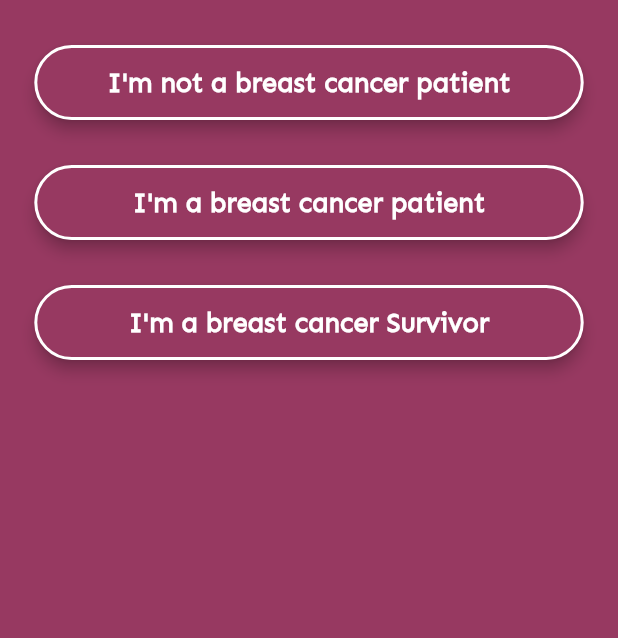
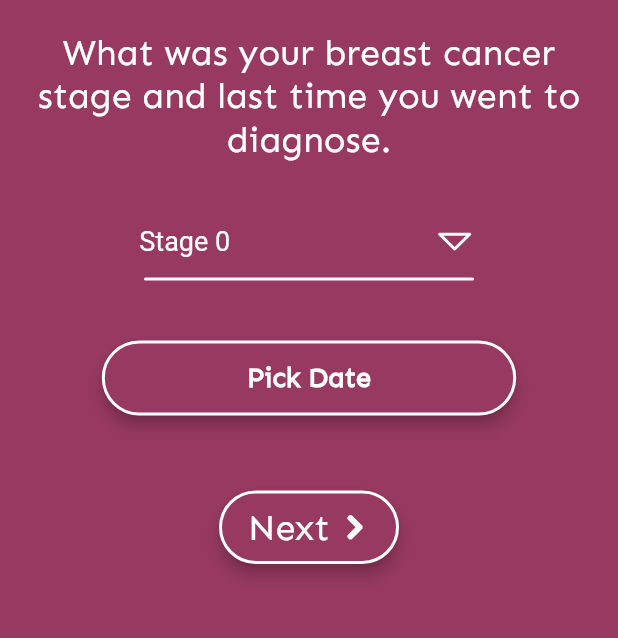
Before and after one commit to Vaibhav1197/YODHA-fighting_breast_cancer, a Flutter app: the CategoryScreen screen opened directly, after a tap on an icon or button, on a phone screen of 412 x 824 dp, the part 360-998 px from its top. Run offline on Flutter 3.47's test engine with Material 2 defaults, Android fonts, the phone set to English and light mode, and no system bars; our stand-ins replace flutter_svg.

Commit message:
survivor stage selection ui complete

```diff
--- a/Yodha/Flutter/lib/screens/cancer_patient_screens/cancer_patient_dashboard.dart
+++ b/Yodha/Flutter/lib/screens/cancer_patient_screens/cancer_patient_dashboard.dart
@@ -1,10 +1,10 @@
 import 'package:flutter/material.dart';
 import 'package:ne_proj/const.dart';
-import 'package:ne_proj/screens/cancer_patient_screens/events_screen.dart';
 import 'package:ne_proj/screens/cancer_patient_screens/stories_screen.dart';
 import 'package:ne_proj/widgets/app_bar.dart';
 import 'package:ne_proj/widgets/bottom_nav_bar.dart';
 
+import '../events_screen.dart';
 import 'cancer_patient_home_screen.dart';
 import 'info_screen.dart';
 
--- a/Yodha/Flutter/lib/screens/category_cscreen.dart
+++ b/Yodha/Flutter/lib/screens/category_cscreen.dart
@@ -1,6 +1,7 @@
 import 'package:flutter/material.dart';
 import 'package:ne_proj/screens/cancer_patient_screens/stage_selection_screen.dart';
 import 'package:ne_proj/screens/non_cancer_patient_screens/symptom_ques_screen.dart';
+import 'package:ne_proj/screens/survivor_screens/survivor_stage_selection_screen.dart';
 import 'package:ne_proj/widgets/app_logo.dart';
 import 'package:ne_proj/widgets/base_container.dart';
 import 'package:ne_proj/widgets/spacing.dart';
@@ -56,7 +57,13 @@ class _CategoryScreenState extends State<CategoryScreen> {
               bottom: 30,
             ),
             GestureDetector(
-              onTap: () {},
+              onTap: () {
+                Navigator.push(
+                    context,
+                    MaterialPageRoute(
+                      builder: (context) => SurvivorStageSelectionScreen(),
+                    ));
+              },
               child: BaseContainer(
                 title: 'I\'m a breast cancer Survivor',
               ),
--- a/Yodha/Flutter/lib/screens/cancer_patient_screens/events_screen.dart
+++ b/Yodha/Flutter/lib/screens/events_screen.dart
@@ -3,7 +3,7 @@ import 'package:ne_proj/data.dart';
 import 'package:ne_proj/widgets/base_container.dart';
 import 'package:ne_proj/widgets/spacing.dart';
 
-import '../../const.dart';
+import '../const.dart';
 
 class EventsScreen extends StatefulWidget {
   @override
--- /dev/null
+++ b/Yodha/Flutter/lib/screens/survivor_screens/podcast_screen.dart
@@ -0,0 +1,16 @@
+import 'package:flutter/material.dart';
+import 'package:ne_proj/widgets/app_bar.dart';
+
+class SurvivorDashboard extends StatefulWidget {
+  @override
+  _SurvivorDashboardState createState() => _SurvivorDashboardState();
+}
+
+class _SurvivorDashboardState extends State<SurvivorDashboard> {
+  @override
+  Widget build(BuildContext context) {
+    return Scaffold(
+      appBar: appBar,
+    );
+  }
+}
--- /dev/null
+++ b/Yodha/Flutter/lib/screens/survivor_screens/survivor_stage_selection_screen.dart
@@ -0,0 +1,116 @@
+import 'package:flutter/material.dart';
+import 'package:flutter_svg/svg.dart';
+import 'package:ne_proj/screens/survivor_screens/podcast_screen.dart';
+import 'package:ne_proj/widgets/app_logo.dart';
+import 'package:ne_proj/widgets/base_container.dart';
+import 'package:ne_proj/widgets/next_button.dart';
+import 'package:ne_proj/widgets/spacing.dart';
+
+import '../../const.dart';
+
+class SurvivorStageSelectionScreen extends StatefulWidget {
+  @override
+  _SurvivorStageSelectionScreenState createState() =>
+      _SurvivorStageSelectionScreenState();
+}
+
+class _SurvivorStageSelectionScreenState
+    extends State<SurvivorStageSelectionScreen> {
+  int _value = 0;
+  @override
+  Widget build(BuildContext context) {
+    final size = MediaQuery.of(context).size;
+    return Scaffold(
+      body: Padding(
+        padding: EdgeInsets.fromLTRB(
+            size.width * 0.0555, 40, size.width * 0.0555, 0),
+        child: Column(
+          crossAxisAlignment: CrossAxisAlignment.center,
+          children: [
+            AppLogo(),
+            WidgetSpacing(
+              top: 20,
+            ),
+            Text(
+              'What was your breast cancer stage and last time you went to diagnose.',
+              style: primary,
+              textAlign: TextAlign.center,
+            ),
+            WidgetSpacing(
+              top: 30,
+            ),
+            //drop down to select stage
+            buildSelectStageDropDown(),
+            Container(
+              height: 2,
+              width: 220,
+              decoration: BoxDecoration(
+                  color: Colors.white, borderRadius: BorderRadius.circular(40)),
+            ),
+            WidgetSpacing(
+              top: 40,
+            ),
+            Padding(
+              padding: const EdgeInsets.symmetric(horizontal: 45.0),
+              child: BaseContainer(
+                title: 'Pick Date',
+              ),
+            ),
+            WidgetSpacing(
+              top: 50,
+            ),
+            //next button
+            NextButton(
+              onTap: () {
+                Navigator.push(
+                    context,
+                    MaterialPageRoute(
+                      builder: (context) => SurvivorDashboard(),
+                    ));
+              },
+            ),
+          ],
+        ),
+      ),
+    );
+  }
+
+  Padding buildSelectStageDropDown() {
+    return Padding(
+      padding: EdgeInsets.symmetric(horizontal: 70.0),
+      child: DropdownButton(
+          dropdownColor: Color(0xff973961),
+          style: primary.copyWith(fontSize: 18),
+          underline: Container(),
+          icon: SvgPicture.asset(
+            'icons/drop.svg',
+            height: 32,
+            width: 32,
+          ),
+          iconSize: 32,
+          isExpanded: true,
+          value: _value,
+          items: [
+            DropdownMenuItem(
+              child: Text("Stage 0"),
+              value: 0,
+            ),
+            DropdownMenuItem(
+              child: Text("Stage 1"),
+              value: 1,
+            ),
+            DropdownMenuItem(
+              child: Text("Stage 2"),
+              value: 2,
+            ),
+            DropdownMenuItem(child: Text("Stage 3"), value: 3),
+            DropdownMenuItem(child: Text("Stage 4"), value: 4)
+          ],
+          onChanged: (value) {
+            setState(() {
+              _value = value;
+            });
+          }),
+    );
+  }
+}
--- a/Yodha/Flutter/lib/widgets/next_button.dart
+++ b/Yodha/Flutter/lib/widgets/next_button.dart
@@ -16,6 +16,10 @@ class NextButton extends StatelessWidget {
   Widget build(BuildContext context) {
     return GestureDetector(
         onTap: onTap,
+        child: Material(
+          color: Color(0xff973961),
+          borderRadius: BorderRadius.circular(40),
+          elevation: 4,
           child: Container(
             padding: EdgeInsets.symmetric(vertical: 8),
             width: 120,
@@ -41,6 +45,7 @@ class NextButton extends StatelessWidget {
             decoration: BoxDecoration(
                 border: Border.all(color: Colors.white, width: 2),
                 borderRadius: BorderRadius.circular(40)),
+          ),
         ));
   }
 }
```
Also changed, not shown: Yodha/Flutter/lib/screens/survivor_screens/survivor_dashboard.dart (added), Yodha/Flutter/lib/screens/survivor_screens/survivor_home_screen.dart (added). Lines whose indentation alone changed are shown as unchanged.
